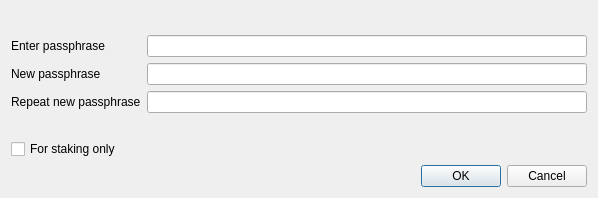
Qt form src/qt/forms/askpassphrasedialog.ui (Hi368768/Monkey) before a commit.
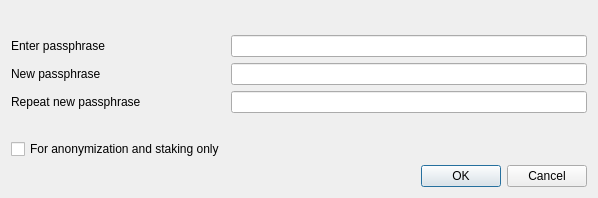
The same form after that commit.

```diff
--- a/src/qt/forms/askpassphrasedialog.ui
+++ b/src/qt/forms/askpassphrasedialog.ui
@@ -108,7 +108,7 @@
         <string>Serves to disable the trivial sendmoney when OS account compromised. Provides no real security.</string>
        </property>
        <property name="text">
-        <string>For staking only</string>
+        <string>For anonymization and staking only</string>
        </property>
        <property name="visible">
         <bool>false</bool>
```
Left out of the diff: 2 changed lines with no effect on the pictures.
